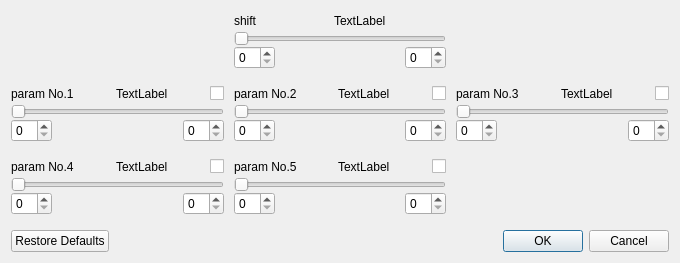
Before: the Qt Designer form GUI/dialog5.ui in zhengprince/east-fit, drawn with Qt 5.
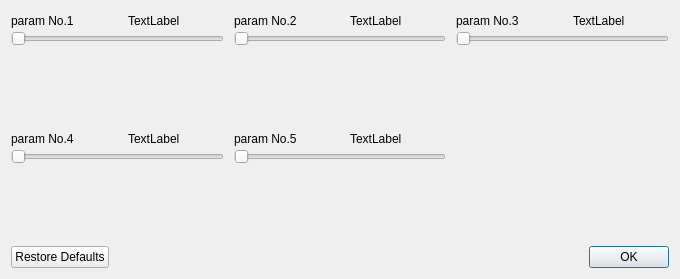
After: the same form once the commit is applied.

```diff
--- a/GUI/dialog5.ui
+++ b/GUI/dialog5.ui
@@ -7,7 +7,7 @@
     <x>0</x>
     <y>0</y>
     <width>680</width>
-    <height>263</height>
+    <height>279</height>
    </rect>
   </property>
   <property name="maximumSize">
@@ -23,17 +23,17 @@
    <property name="horizontalSpacing">
     <number>10</number>
    </property>
-   <item row="3" column="0" colspan="3">
+   <item row="2" column="0" colspan="3">
     <widget class="QDialogButtonBox" name="buttonBox">
      <property name="orientation">
       <enum>Qt::Horizontal</enum>
      </property>
      <property name="standardButtons">
-      <set>QDialogButtonBox::Cancel|QDialogButtonBox::Ok|QDialogButtonBox::RestoreDefaults</set>
+      <set>QDialogButtonBox::Ok|QDialogButtonBox::RestoreDefaults</set>
      </property>
     </widget>
    </item>
-   <item row="2" column="1">
+   <item row="1" column="1">
     <layout class="QFormLayout" name="formLayout_5">
      <property name="verticalSpacing">
       <number>0</number>
@@ -43,9 +43,6 @@
        <property name="spacing">
         <number>0</number>
        </property>
-       <item>
-        <widget class="QSpinBox" name="spb9"/>
-       </item>
        <item>
         <spacer name="horizontalSpacer_19">
          <property name="orientation">
@@ -72,9 +69,6 @@
          </property>
         </spacer>
        </item>
-       <item>
-        <widget class="QSpinBox" name="spb10"/>
-       </item>
       </layout>
      </item>
      <item row="0" column="0" colspan="2">
@@ -114,21 +108,17 @@
          <property name="orientation">
           <enum>Qt::Horizontal</enum>
          </property>
+         <property name="sizeType">
+          <enum>QSizePolicy::Fixed</enum>
+         </property>
          <property name="sizeHint" stdset="0">
           <size>
-           <width>40</width>
+           <width>44</width>
            <height>20</height>
           </size>
          </property>
         </spacer>
        </item>
-       <item>
-        <widget class="QCheckBox" name="chb5">
-         <property name="text">
-          <string/>
-         </property>
-        </widget>
-       </item>
       </layout>
      </item>
      <item row="1" column="0" colspan="2">
@@ -140,7 +130,7 @@
      </item>
     </layout>
    </item>
-   <item row="1" column="1">
+   <item row="0" column="1">
     <layout class="QFormLayout" name="formLayout_2">
      <property name="verticalSpacing">
       <number>0</number>
@@ -150,9 +140,6 @@
        <property name="spacing">
         <number>0</number>
        </property>
-       <item>
-        <widget class="QSpinBox" name="spb3"/>
-       </item>
        <item>
         <spacer name="horizontalSpacer_7">
          <property name="orientation">
@@ -179,9 +166,6 @@
          </property>
         </spacer>
        </item>
-       <item>
-        <widget class="QSpinBox" name="spb4"/>
-       </item>
       </layout>
      </item>
      <item row="0" column="0" colspan="2">
@@ -221,21 +205,17 @@
          <property name="orientation">
           <enum>Qt::Horizontal</enum>
          </property>
+         <property name="sizeType">
+          <enum>QSizePolicy::Fixed</enum>
+         </property>
          <property name="sizeHint" stdset="0">
           <size>
-           <width>40</width>
+           <width>44</width>
            <height>20</height>
           </size>
          </property>
         </spacer>
        </item>
-       <item>
-        <widget class="QCheckBox" name="chb2">
-         <property name="text">
-          <string/>
-         </property>
-        </widget>
-       </item>
       </layout>
      </item>
      <item row="1" column="0" colspan="2">
@@ -247,7 +227,7 @@
      </item>
     </layout>
    </item>
-   <item row="2" column="0">
+   <item row="1" column="0">
     <layout class="QFormLayout" name="formLayout_4">
      <property name="verticalSpacing">
       <number>0</number>
@@ -257,9 +237,6 @@
        <property name="spacing">
         <number>0</number>
        </property>
-       <item>
-        <widget class="QSpinBox" name="spb7"/>
-       </item>
        <item>
         <spacer name="horizontalSpacer_15">
          <property name="orientation">
@@ -286,9 +263,6 @@
          </property>
         </spacer>
        </item>
-       <item>
-        <widget class="QSpinBox" name="spb8"/>
-       </item>
       </layout>
      </item>
      <item row="0" column="0" colspan="2">
@@ -328,21 +302,17 @@
          <property name="orientation">
           <enum>Qt::Horizontal</enum>
          </property>
+         <property name="sizeType">
+          <enum>QSizePolicy::Fixed</enum>
+         </property>
          <property name="sizeHint" stdset="0">
           <size>
-           <width>40</width>
+           <width>44</width>
            <height>20</height>
           </size>
          </property>
         </spacer>
        </item>
-       <item>
-        <widget class="QCheckBox" name="chb4">
-         <property name="text">
-          <string/>
-         </property>
-        </widget>
-       </item>
       </layout>
      </item>
      <item row="1" column="0" colspan="2">
@@ -354,7 +324,7 @@
      </item>
     </layout>
    </item>
-   <item row="1" column="0">
+   <item row="0" column="0">
     <layout class="QFormLayout" name="formLayout_1">
      <property name="verticalSpacing">
       <number>0</number>
@@ -364,9 +334,6 @@
        <property name="spacing">
         <number>0</number>
        </property>
-       <item>
-        <widget class="QSpinBox" name="spb1"/>
-       </item>
        <item>
         <spacer name="horizontalSpacer_3">
          <property name="orientation">
@@ -393,9 +360,6 @@
          </property>
         </spacer>
        </item>
-       <item>
-        <widget class="QSpinBox" name="spb2"/>
-       </item>
       </layout>
      </item>
      <item row="0" column="0" colspan="2">
@@ -435,25 +399,24 @@
          <property name="orientation">
           <enum>Qt::Horizontal</enum>
          </property>
+         <property name="sizeType">
+          <enum>QSizePolicy::Fixed</enum>
+         </property>
          <property name="sizeHint" stdset="0">
           <size>
-           <width>40</width>
+           <width>44</width>
            <height>20</height>
           </size>
          </property>
         </spacer>
        </item>
-       <item>
-        <widget class="QCheckBox" name="chb1">
-         <property name="text">
-          <string/>
-         </property>
-        </widget>
-       </item>
       </layout>
      </item>
      <item row="1" column="0" colspan="2">
       <widget class="QSlider" name="sld1">
+       <property name="styleSheet">
+        <string notr="true"/>
+       </property>
        <property name="orientation">
         <enum>Qt::Horizontal</enum>
        </property>
@@ -461,7 +424,7 @@
      </item>
     </layout>
    </item>
-   <item row="1" column="2">
+   <item row="0" column="2">
     <layout class="QFormLayout" name="formLayout_3">
      <property name="verticalSpacing">
       <number>0</number>
@@ -471,9 +434,6 @@
        <property name="spacing">
         <number>0</number>
        </property>
-       <item>
-        <widget class="QSpinBox" name="spb5"/>
-       </item>
        <item>
         <spacer name="horizontalSpacer_11">
          <property name="orientation">
@@ -500,9 +460,6 @@
          </property>
         </spacer>
        </item>
-       <item>
-        <widget class="QSpinBox" name="spb6"/>
-       </item>
       </layout>
      </item>
      <item row="0" column="0" colspan="2">
@@ -542,21 +499,17 @@
          <property name="orientation">
           <enum>Qt::Horizontal</enum>
          </property>
+         <property name="sizeType">
+          <enum>QSizePolicy::Fixed</enum>
+         </property>
          <property name="sizeHint" stdset="0">
           <size>
-           <width>40</width>
+           <width>44</width>
            <height>20</height>
           </size>
          </property>
         </spacer>
        </item>
-       <item>
-        <widget class="QCheckBox" name="chb3">
-         <property name="text">
-          <string/>
-         </property>
-        </widget>
-       </item>
       </layout>
      </item>
      <item row="1" column="0" colspan="2">
@@ -568,106 +521,6 @@
      </item>
     </layout>
    </item>
-   <item row="0" column="1">
-    <layout class="QFormLayout" name="formLayout_6">
-     <property name="verticalSpacing">
-      <number>0</number>
-     </property>
-     <item row="2" column="0" colspan="2">
-      <layout class="QHBoxLayout" name="horizontalLayout_12">
-       <property name="spacing">
-        <number>0</number>
-       </property>
-       <item>
-        <widget class="QSpinBox" name="spb11"/>
-       </item>
-       <item>
-        <spacer name="horizontalSpacer_23">
-         <property name="orientation">
-          <enum>Qt::Horizontal</enum>
-         </property>
-         <property name="sizeHint" stdset="0">
-          <size>
-           <width>40</width>
-           <height>20</height>
-          </size>
-         </property>
-        </spacer>
-       </item>
-       <item>
-        <spacer name="horizontalSpacer_24">
-         <property name="orientation">
-          <enum>Qt::Horizontal</enum>
-         </property>
-         <property name="sizeHint" stdset="0">
-          <size>
-           <width>40</width>
-           <height>20</height>
-          </size>
-         </property>
-        </spacer>
-       </item>
-       <item>
-        <widget class="QSpinBox" name="spb12"/>
-       </item>
-      </layout>
-     </item>
-     <item row="0" column="0" colspan="2">
-      <layout class="QHBoxLayout" name="horizontalLayout_11">
-       <property name="spacing">
-        <number>16</number>
-       </property>
-       <item>
-        <widget class="QLabel" name="lNm6">
-         <property name="text">
-          <string>shift</string>
-         </property>
-        </widget>
-       </item>
-       <item>
-        <spacer name="horizontalSpacer_21">
-         <property name="orientation">
-          <enum>Qt::Horizontal</enum>
-         </property>
-         <property name="sizeHint" stdset="0">
-          <size>
-           <width>40</width>
-           <height>20</height>
-          </size>
-         </property>
-        </spacer>
-       </item>
-       <item>
-        <widget class="QLabel" name="lDig6">
-         <property name="text">
-          <string>TextLabel</string>
-         </property>
-        </widget>
-       </item>
-       <item>
-        <spacer name="horizontalSpacer_22">
-         <property name="orientation">
-          <enum>Qt::Horizontal</enum>
-         </property>
-         <property name="sizeHint" stdset="0">
-          <size>
-           <width>40</width>
-           <height>20</height>
-          </size>
-         </property>
-        </spacer>
-       </item>
-      </layout>
-     </item>
-     <item row="1" column="0" colspan="2">
-      <widget class="QSlider" name="sld6">
-       <property name="orientation">
-        <enum>Qt::Horizontal</enum>
-       </property>
-      </widget>
-     </item>
-    </layout>
-   </item>
   </layout>
  </widget>
  <resources/>
```
Left out of the diff: 16 changed lines with no effect on the pictures.
